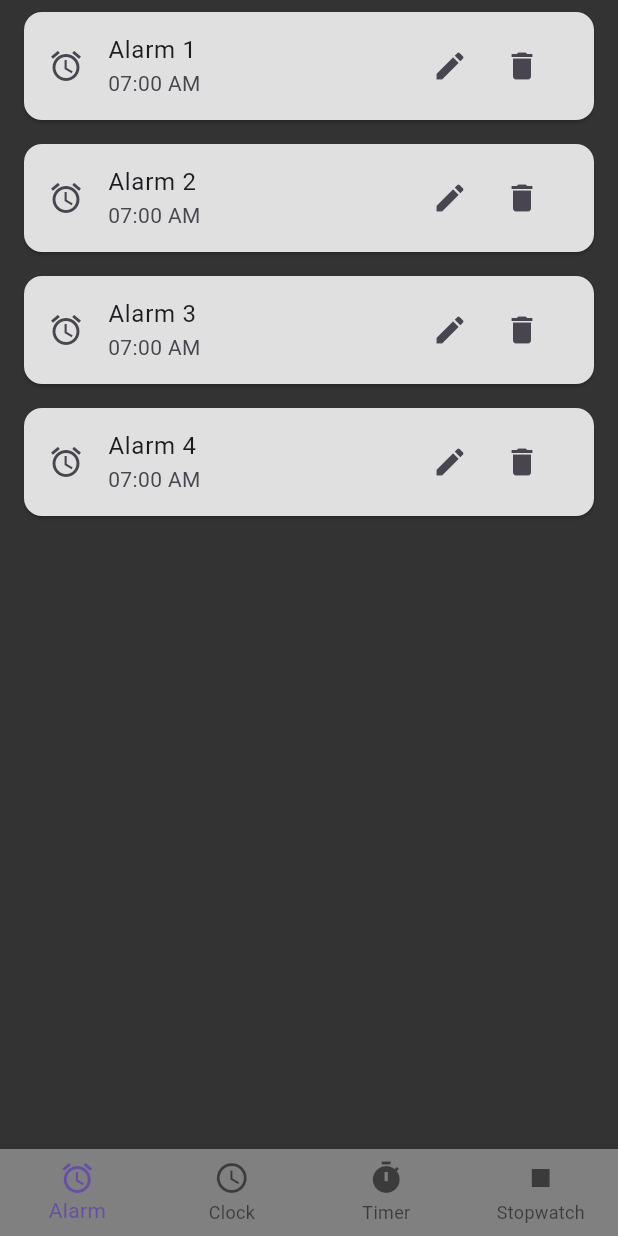
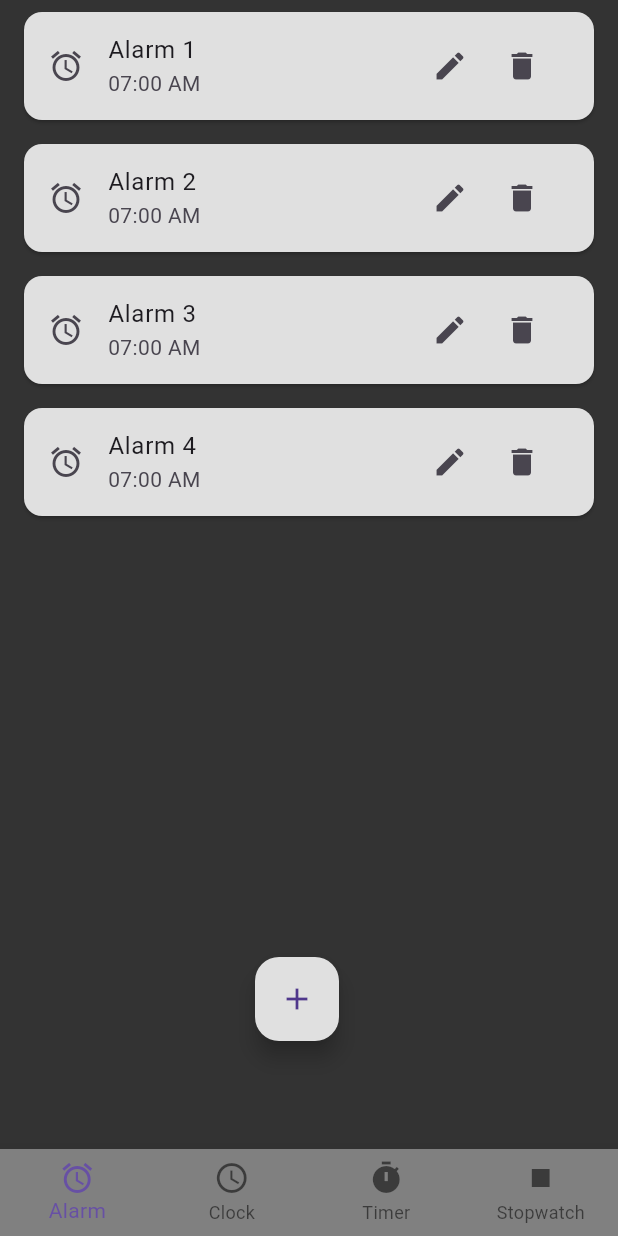
Before and after one commit to riggsybanez/finalsproject_ybanez, a Flutter app: the Alarm widget shown alone on an empty page, opened directly, on a phone screen of 412 x 824 dp. Run offline on Flutter 3.47's test engine with Material 3 defaults, Android fonts, the phone set to English and light mode, and no system bars.

Commit message:
add button

```diff
--- a/lib/pages/alarm.dart
+++ b/lib/pages/alarm.dart
@@ -1,19 +1,28 @@
 import 'package:flutter/material.dart';
 import 'package:myapp/main.dart';
 
-class Alarm extends StatelessWidget {
+class Alarm extends StatefulWidget {
   const Alarm({super.key});
 
+  @override
+  _AlarmState createState() => _AlarmState();
+}
+
+class _AlarmState extends State<Alarm> {
   @override
   Widget build(BuildContext context) {
     return BaseScreen(
       selectedIndex: 0,
+      child: Column(
+        children: [
+          Expanded(
             child: ListView.builder(
               itemCount: 4,
               itemBuilder: (context, index) {
                 return Card(
                   color: Colors.grey[300],
-            margin: const EdgeInsets.symmetric(vertical: 8, horizontal: 16),
+                  margin:
+                      const EdgeInsets.symmetric(vertical: 8, horizontal: 16),
                   child: ListTile(
                     leading: const Icon(Icons.alarm),
                     title: Text('Alarm ${index + 1}'),
@@ -35,6 +44,20 @@ class Alarm extends StatelessWidget {
                 );
               },
             ),
+          ),
+          Padding(
+            padding: const EdgeInsets.only(
+              right: 16,
+              bottom: 16 + kBottomNavigationBarHeight,
+            ),
+            child: FloatingActionButton(
+              backgroundColor: Colors.grey[300],
+              onPressed: () {},
+              child: const Icon(Icons.add),
+            ),
+          ),
+        ],
+      ),
     );
   }
 }
```
Lines whose indentation alone changed are shown as unchanged.
